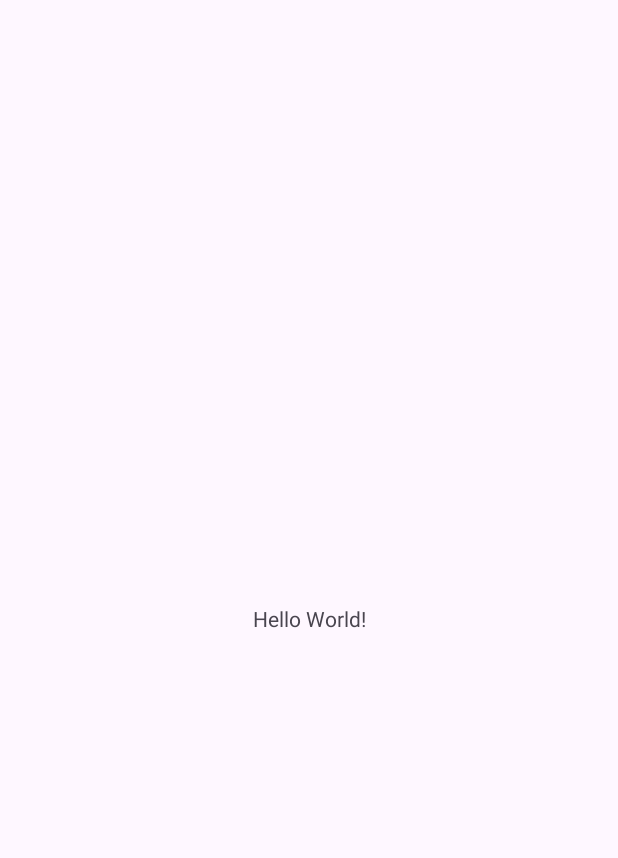
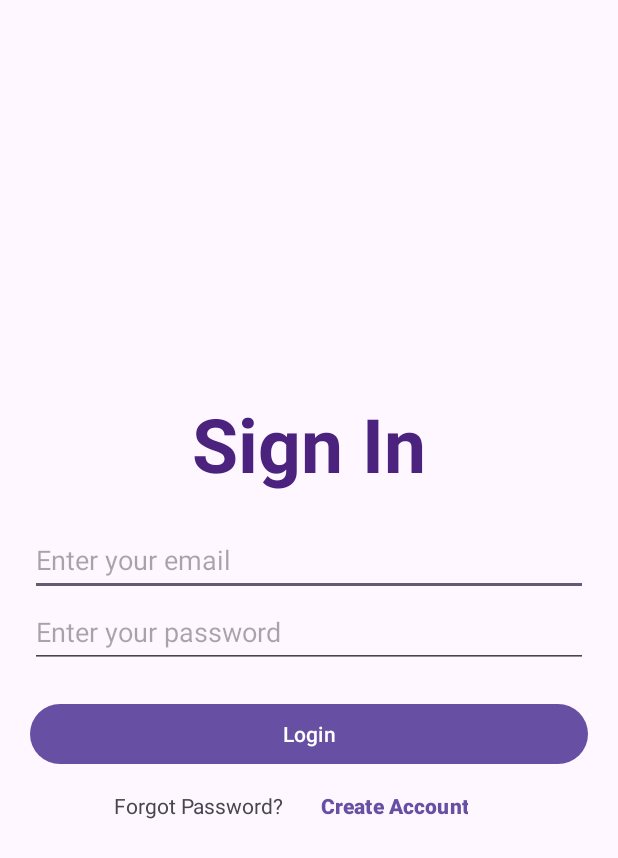
Before and after one commit to CamLy2003/Mobile-Android-Studio, an Android app: the screen it shows after launch (MainActivity), on a phone screen of 412 x 824 dp. Before the commit the part shown is almost empty. Shown: the top 858 px of the screen. Run offline under Robolectric (Android 15) with nearby library versions, the light colour scheme and no system bars.

Commit message:
Update activity_main.xml as login UI when start this App

```diff
--- a/App_android/app/src/main/res/layout/activity_main.xml
+++ b/App_android/app/src/main/res/layout/activity_main.xml
@@ -1,19 +1,82 @@
 <?xml version="1.0" encoding="utf-8"?>
-<androidx.constraintlayout.widget.ConstraintLayout xmlns:android="http://schemas.android.com/apk/res/android"
+<RelativeLayout
+        xmlns:android="http://schemas.android.com/apk/res/android"
         xmlns:app="http://schemas.android.com/apk/res-auto"
         xmlns:tools="http://schemas.android.com/tools"
-    android:id="@+id/main"
         android:layout_width="match_parent"
         android:layout_height="match_parent"
+    android:id="@+id/main"
     tools:context=".MainActivity">
 
+        <androidx.appcompat.widget.LinearLayoutCompat
+            android:layout_width="match_parent"
+            android:layout_height="wrap_content"
+            android:layout_centerInParent="true"
+            android:gravity="center"
+            android:orientation="vertical"
+            android:padding="20dp">
+
             <TextView
+                android:id="@+id/textView4"
                 android:layout_width="wrap_content"
                 android:layout_height="wrap_content"
-        android:text="Hello World!"
-        app:layout_constraintBottom_toBottomOf="parent"
-        app:layout_constraintEnd_toEndOf="parent"
-        app:layout_constraintStart_toStartOf="parent"
-        app:layout_constraintTop_toTopOf="parent" />
+                android:text="Sign In"
+                android:textColor="#4B227E"
+                android:textStyle="bold"
+                android:textSize="50sp"/>
+            <EditText
+                android:layout_marginTop="20dp"
+                android:id="@+id/Email"
+                android:layout_width="match_parent"
+                android:layout_height="wrap_content"
+                android:hint="Enter your email"
+                android:minHeight="48dp"
+                android:inputType="text" />
 
-</androidx.constraintlayout.widget.ConstraintLayout>
+            <EditText
+                android:id="@+id/Password"
+                android:layout_width="match_parent"
+                android:layout_height="wrap_content"
+                android:hint="Enter your password"
+                android:minHeight="48dp"
+                android:inputType="textPassword" />
+
+            <Button
+                android:layout_marginTop="20dp"
+                android:id="@+id/Button_login"
+                android:layout_width="match_parent"
+                android:layout_height="wrap_content"
+                android:text="Login" />
+
+            <LinearLayout
+                android:layout_width="wrap_content"
+                android:layout_height="wrap_content">
+
+                <TextView
+                    android:id="@+id/textView6"
+                    android:layout_width="wrap_content"
+                    android:layout_height="wrap_content"
+                    android:text="Forgot Password?" />
+
+                <Button
+                    android:id="@+id/Register"
+                    android:layout_width="wrap_content"
+                    android:layout_height="wrap_content"
+                    android:textColor="#6750a4"
+                    android:textStyle="bold"
+                    android:background="@android:color/transparent"
+                    android:text="Create Account" />
+
+            </LinearLayout>
+
+        </androidx.appcompat.widget.LinearLayoutCompat>
+
+        <TextView
+            android:id="@+id/version"
+            android:layout_width="wrap_content"
+            android:layout_height="wrap_content"
+            android:textSize="15sp"
+            android:layout_alignParentBottom="true"
+            android:layout_centerHorizontal="true"
+            android:layout_marginBottom="16dp"/>
+    </RelativeLayout>
```
Lines whose indentation alone changed are shown as unchanged.
